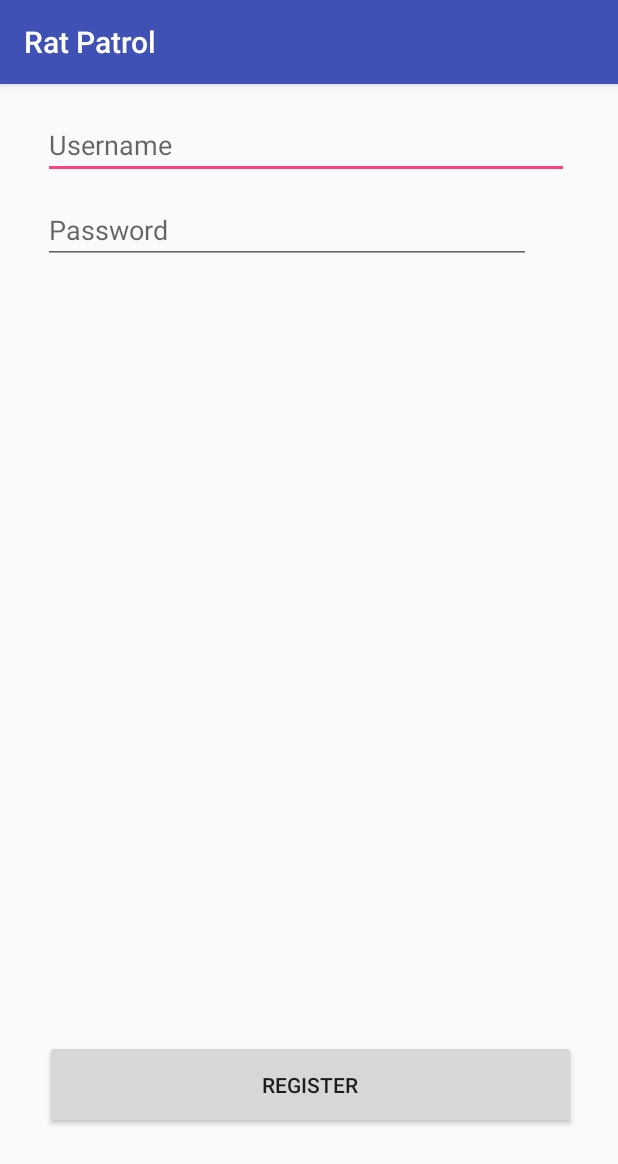
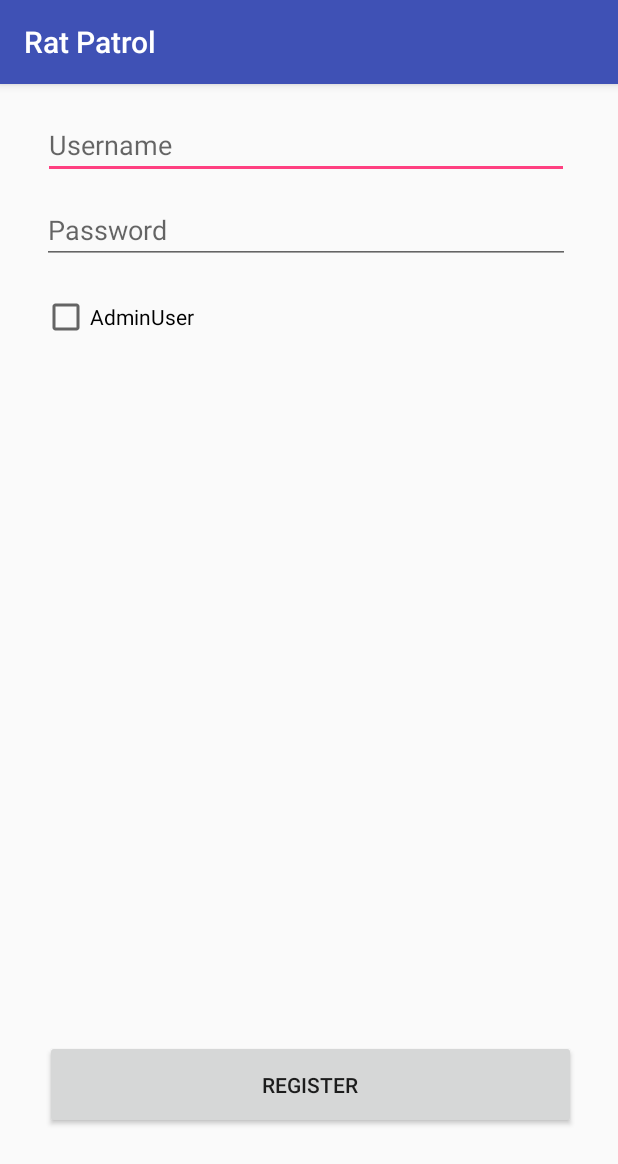
Before and after one commit to junk13/RatPatrol, an Android app: the RegisterActivity screen opened directly, with no data from a screen before it, on a phone screen of 412 x 824 dp. Shown: the top 1164 px of the screen. Run offline under Robolectric (Android 15) with nearby library versions, the phone set to English and light mode, and no system bars.

Commit message:
Added all the proper widgets, with some placeholder databasing code.

```diff
--- a/app/src/main/java/pizzarat/cs2340/gatech/edu/ratpatrol/RegisterActivity.java
+++ b/app/src/main/java/pizzarat/cs2340/gatech/edu/ratpatrol/RegisterActivity.java
@@ -3,6 +3,7 @@ package pizzarat.cs2340.gatech.edu.ratpatrol;
 import android.content.Intent;
 import android.support.v7.app.AppCompatActivity;
 import android.os.Bundle;
+import android.widget.CheckBox;
 import android.widget.EditText;
 import android.view.View;
 import android.widget.TextView;
@@ -16,6 +17,7 @@ public class RegisterActivity extends AppCompatActivity {
 
     private EditText userName;
     private EditText password;
+    private CheckBox admin;
     private SQLiteBroker broker;
 
     /**
@@ -29,6 +31,7 @@ public class RegisterActivity extends AppCompatActivity {
         setContentView(R.layout.activity_register);
         EditText userName = (EditText) findViewById(R.id.userName);
         EditText password = (EditText) findViewById(R.id.password);
+        CheckBox admin = (CheckBox) findViewById(R.id.admin);
         SQLiteBroker broker = new SQLiteBroker();
     }
 
@@ -36,11 +39,14 @@ public class RegisterActivity extends AppCompatActivity {
 
         String user = userName.getText().toString();
         String pass = password.getText().toString();
+        boolean adm = admin.isChecked();
         if (isValid(user,pass)){
             //If so, fill into the database, and go to Login
             try {
-                broker.writeToCreDb(user, pass);
-            } catch (Exception DuplicateUserDbException){
+                // Not much room to crash right now, but I don't really know how
+                // we would handle one anyway.
+                broker.writeToDb(user, pass, adm);
+            } catch (Exception e){
                 /**
                  *  Error Handling. If isValid does not catch the exception,
                  *  the program will bail to the welcome screen.
@@ -67,7 +73,7 @@ public class RegisterActivity extends AppCompatActivity {
         //make sure SQL does not have the String,
         //make sure all characters are legal!
         boolean validChars;
-        if(userName.contains(":") || userName.contains("//")){
+        if(userName.contains(":") || userName.contains("//") || userName.equals(null)){
             validChars = false;
         } else {
             validChars = true;
--- a/app/src/main/res/layout/activity_register.xml
+++ b/app/src/main/res/layout/activity_register.xml
@@ -12,14 +12,15 @@
         android:layout_height="59dp"
         android:text="Register"
         android:onClick="register"
-        android:layout_marginLeft="8dp"
+        android:layout_marginLeft="13dp"
         app:layout_constraintLeft_toLeftOf="@+id/guideline3"
         android:layout_marginStart="13dp"
         tools:layout_constraintBottom_creator="1"
         app:layout_constraintBottom_toBottomOf="parent"
         android:layout_marginBottom="71dp"
         app:layout_constraintRight_toLeftOf="@+id/guideline4"
-        android:layout_marginRight="8dp" />
+        android:layout_marginRight="8dp"
+        android:layout_marginEnd="8dp" />
 
     <EditText
         android:id="@+id/userName"
@@ -27,8 +28,8 @@
         android:layout_height="wrap_content"
         android:layout_marginBottom="7dp"
         android:layout_marginEnd="16dp"
-        android:layout_marginLeft="8dp"
-        android:layout_marginRight="8dp"
+        android:layout_marginLeft="16dp"
+        android:layout_marginRight="16dp"
         android:layout_marginStart="16dp"
         android:ems="10"
         android:hint="Username"
@@ -45,11 +46,11 @@
 
     <EditText
         android:id="@+id/password"
-        android:layout_width="325dp"
+        android:layout_width="0dp"
         android:layout_height="40dp"
-        android:layout_marginLeft="8dp"
-        android:layout_marginRight="8dp"
-        android:layout_marginStart="16dp"
+        android:layout_marginLeft="15dp"
+        android:layout_marginRight="15dp"
+        android:layout_marginStart="15dp"
         android:layout_marginTop="80dp"
         android:ems="10"
         android:hint="Password"
@@ -59,7 +60,9 @@
         app:layout_constraintRight_toLeftOf="@+id/guideline4"
         app:layout_constraintTop_toTopOf="parent"
         tools:layout_constraintLeft_creator="1"
-        tools:layout_constraintTop_creator="1" />
+        tools:layout_constraintTop_creator="1"
+        tools:layout_constraintRight_creator="1"
+        android:layout_marginEnd="15dp" />
 
     <LinearLayout
         android:layout_width="0dp"
@@ -79,7 +82,9 @@
         android:layout_height="wrap_content"
         android:id="@+id/guideline3"
         android:orientation="vertical"
-        app:layout_constraintGuide_percent="0.03" />
+        app:layout_constraintGuide_percent="0.03"
+        tools:layout_editor_absoluteY="0dp"
+        tools:layout_editor_absoluteX="12dp" />
 
     <android.support.constraint.Guideline
         android:layout_width="wrap_content"
@@ -90,4 +95,16 @@
         tools:layout_editor_absoluteX="367dp"
         app:layout_constraintGuide_end="17dp" />
 
+    <CheckBox
+        android:id="@+id/admin"
+        android:layout_width="wrap_content"
+        android:layout_height="wrap_content"
+        android:layout_marginStart="28dp"
+        android:layout_marginTop="19dp"
+        android:text="AdminUser"
+        app:layout_constraintLeft_toLeftOf="parent"
+        app:layout_constraintTop_toBottomOf="@+id/password"
+        tools:layout_constraintLeft_creator="1"
+        tools:layout_constraintTop_creator="1" />
+
 </android.support.constraint.ConstraintLayout>
```
